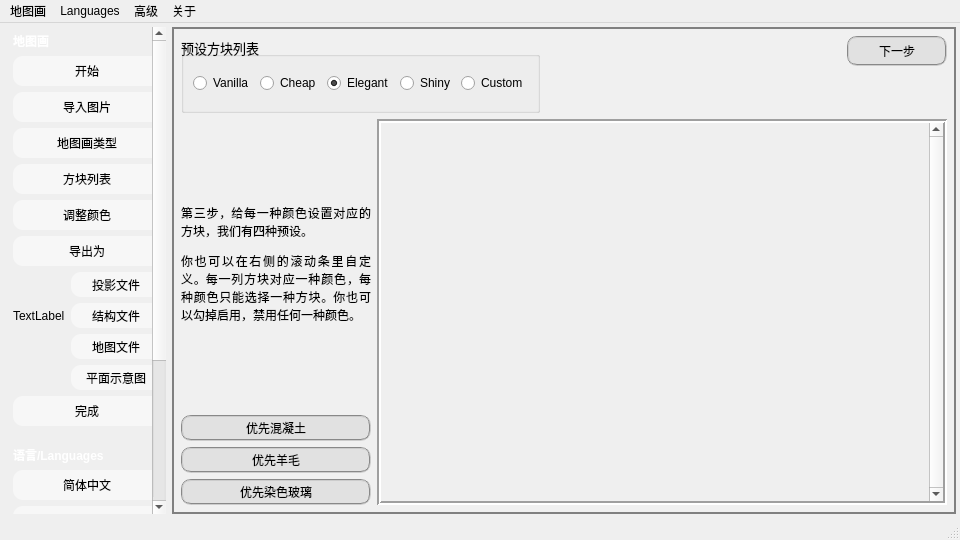
Qt form SlopeCraftMain/mainwindow.ui (SlopeCraft/SlopeCraft) before a commit.
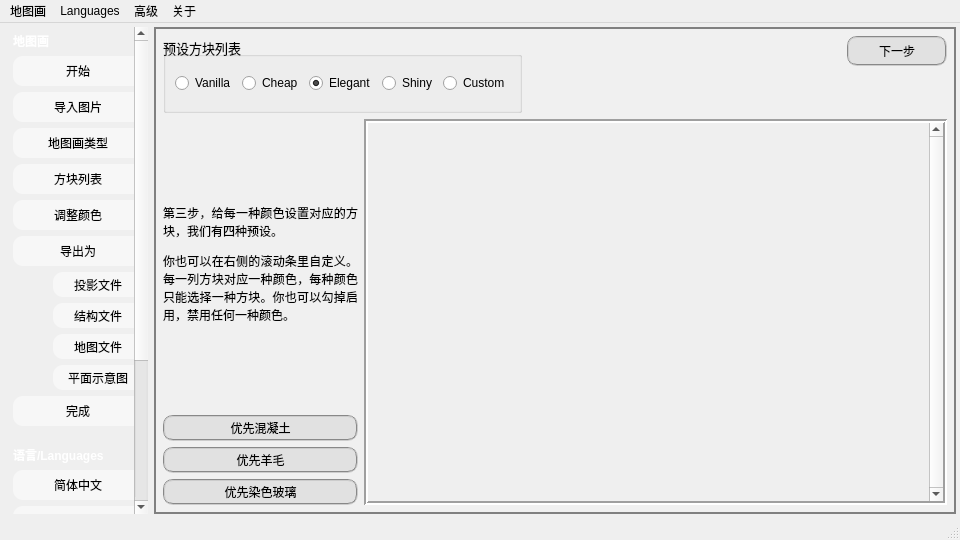
The same form after that commit. The open tabs and pages were chosen to show the change. Icons and pictures are not drawn.

```diff
--- a/SlopeCraftMain/mainwindow.ui
+++ b/SlopeCraftMain/mainwindow.ui
@@ -159,7 +159,7 @@
         <rect>
          <x>0</x>
          <y>0</y>
-         <width>167</width>
+         <width>152</width>
          <height>706</height>
         </rect>
        </property>
@@ -388,13 +388,6 @@
             </property>
            </widget>
           </item>
-          <item row="1" column="0">
-           <widget class="QLabel" name="label_40">
-            <property name="text">
-             <string>TextLabel</string>
-            </property>
-           </widget>
-          </item>
           <item row="0" column="1">
            <widget class="QPushButton" name="progressExLite">
             <property name="sizePolicy">
@@ -1781,8 +1774,8 @@
               <rect>
                <x>0</x>
                <y>0</y>
-               <width>540</width>
-               <height>378</height>
+               <width>75</width>
+               <height>22</height>
               </rect>
              </property>
              <property name="sizePolicy">
```
Left out of the diff: 4 changed lines with no effect on the pictures.
